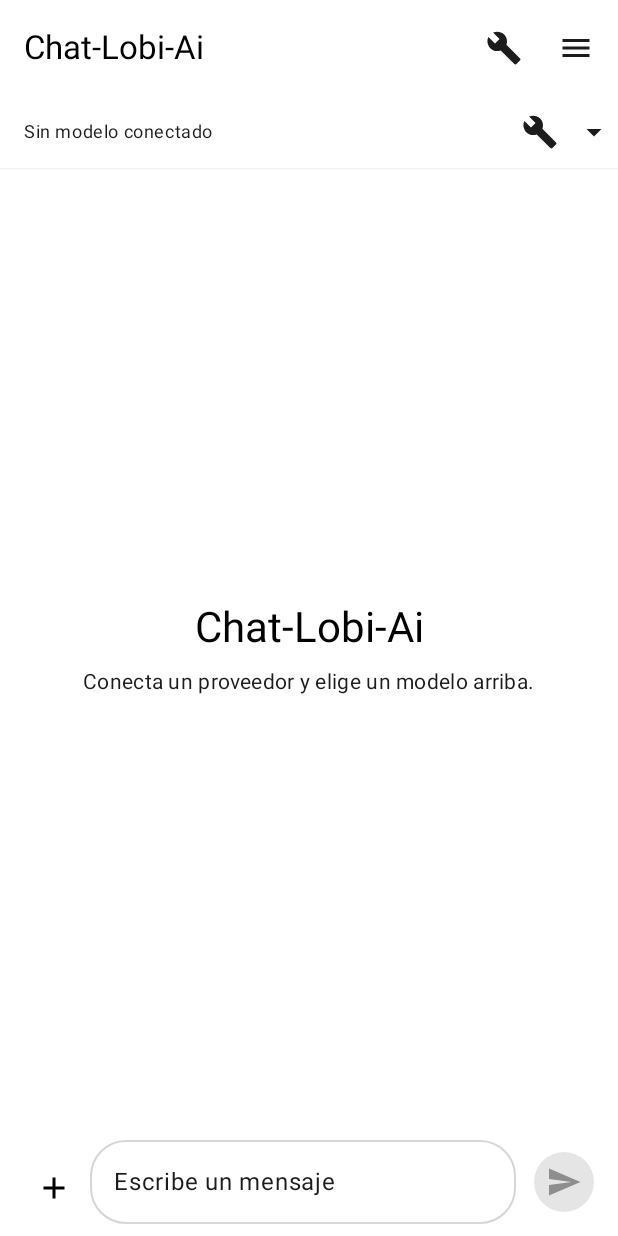
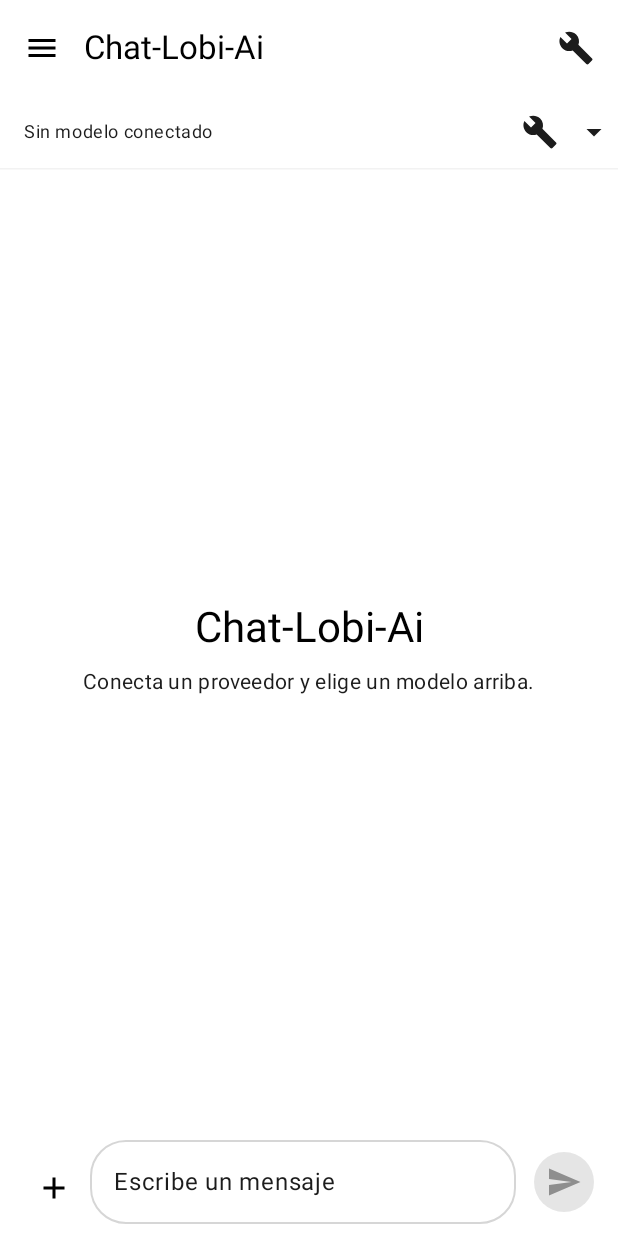
Before and after one commit to francoDev-Ddgh/Chat-Lobi-Ai, an Android app built with Jetpack Compose: the screen it shows after launch (MainActivity), on a phone screen of 412 x 824 dp. Run offline under Robolectric (Android 15) with nearby library versions, the phone set to English and light mode, and no system bars.

Commit message:
Move the history menu button to the left of the top bar

```diff
--- a/app/src/main/java/github/franco/chat/ai/ui/ChatScreen.kt
+++ b/app/src/main/java/github/franco/chat/ai/ui/ChatScreen.kt
@@ -173,12 +173,14 @@ fun ChatScreen(viewModel: ChatViewModel, onOpenSettings: () -> Unit) {
                                         overflow = TextOverflow.Ellipsis
                                     )
                                 },
+                                navigationIcon = {
+                                    IconButton(onClick = { scope.launch { drawerState.open() } }) {
+                                        Icon(Icons.Filled.Menu, contentDescription = "Historial de chats")
+                                    }
+                                },
                                 actions = {
                                     IconButton(onClick = { showChatConfig = true }) {
                                         Icon(Icons.Filled.Build, contentDescription = "Ajustes del chat")
-                                    }
-                                    IconButton(onClick = { scope.launch { drawerState.open() } }) {
-                                        Icon(Icons.Filled.Menu, contentDescription = "Historial de chats")
                                     }
                                 },
                                 colors = TopAppBarDefaults.topAppBarColors(
```
